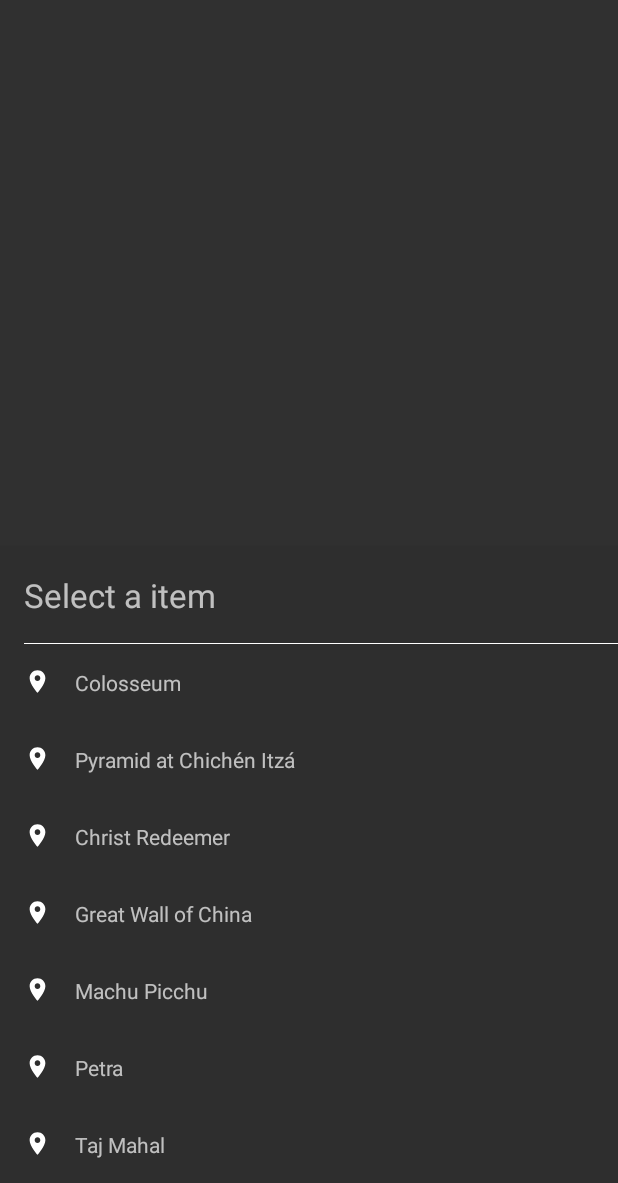
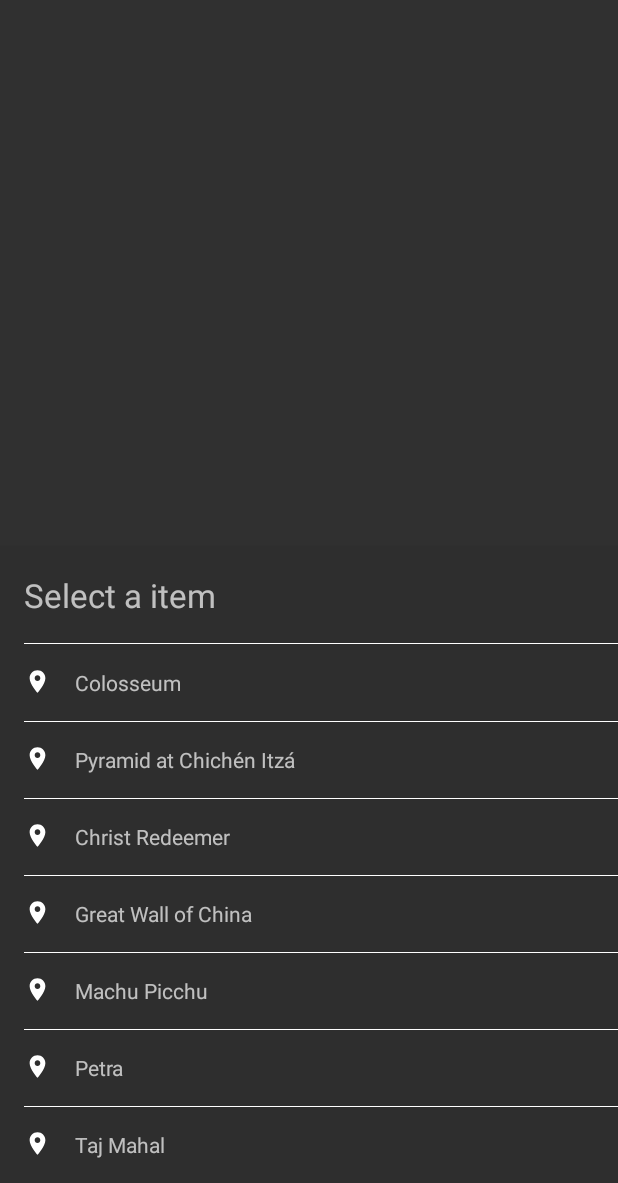
Before and after one commit to rsicarelli/supportlibraryexample, an Android app: the MapFragment screen opened directly, with no data from a screen before it, after a tap on "Select a item", on a phone screen of 412 x 824 dp, the part 53-1236 px from its top. Run offline under Robolectric (Android 15) with nearby library versions, the phone set to English and light mode, and no system bars; our stand-ins replace ButterKnife; 3 statements that could not run were skipped.

Commit message:
Add recycler view divider

```diff
--- a/app/src/main/java/br/com/rsicarelli/supportlibraryexample/map/MapFragment.java
+++ b/app/src/main/java/br/com/rsicarelli/supportlibraryexample/map/MapFragment.java
@@ -20,6 +20,7 @@ import com.google.android.gms.maps.model.LatLng;
 import com.google.android.gms.maps.model.Marker;
 import com.google.android.gms.maps.model.MarkerOptions;
 
+import br.com.rsicarelli.supportlibraryexample.presentation.DividerItemDecoration;
 import br.com.rsicarelli.supportlibraryexample.R;
 import br.com.rsicarelli.supportlibraryexample.data.WonderPlacesRepositories;
 import br.com.rsicarelli.supportlibraryexample.data.WonderPlacesServiceApiImpl;
@@ -106,6 +107,7 @@ public class MapFragment extends Fragment implements
     private void setUpBottomSheet() {
         recyclerView.setHasFixedSize(true);
         recyclerView.setLayoutManager(new LinearLayoutManager(getActivity()));
+        recyclerView.addItemDecoration(new DividerItemDecoration(getActivity(), R.drawable.item_divider));
 
         bottomSheetBehavior = BottomSheetBehavior.from(bottomSheet);
     }
--- /dev/null
+++ b/app/src/main/java/br/com/rsicarelli/supportlibraryexample/presentation/DividerItemDecoration.java
@@ -0,0 +1,36 @@
+package br.com.rsicarelli.supportlibraryexample.presentation;
+
+import android.content.Context;
+import android.graphics.Canvas;
+import android.graphics.drawable.Drawable;
+import android.support.v4.content.ContextCompat;
+import android.support.v7.widget.RecyclerView;
+import android.view.View;
+
+public class DividerItemDecoration extends RecyclerView.ItemDecoration {
+
+    private Drawable mDivider;
+
+    public DividerItemDecoration(Context context, int resId) {
+        mDivider = ContextCompat.getDrawable(context, resId);
+    }
+
+    @Override
+    public void onDraw(Canvas c, RecyclerView parent, RecyclerView.State state) {
+        int left = parent.getPaddingLeft();
+        int right = parent.getWidth() - parent.getPaddingRight();
+
+        int childCount = parent.getChildCount();
+        for (int i = 0; i < childCount; i++) {
+            View child = parent.getChildAt(i);
+
+            RecyclerView.LayoutParams params = (RecyclerView.LayoutParams) child.getLayoutParams();
+
+            int top = child.getBottom() + params.bottomMargin;
+            int bottom = top + mDivider.getIntrinsicHeight();
+
+            mDivider.setBounds(left, top, right, bottom);
+            mDivider.draw(c);
+        }
+    }
+}
--- /dev/null
+++ b/app/src/main/res/drawable/ic_location_selector.xml
@@ -0,0 +1,3 @@
+<selector xmlns:android="http://schemas.android.com/apk/res/android">
+    <item android:drawable="@drawable/ic_location" />
+</selector>
--- /dev/null
+++ b/app/src/main/res/drawable/item_divider.xml
@@ -0,0 +1,8 @@
+<inset xmlns:android="http://schemas.android.com/apk/res/android"
+    android:insetLeft="16dp">
+
+    <shape android:shape="rectangle">
+        <solid android:color="@color/primaryDayNightColor" />
+        <size android:height="1px" />
+    </shape>
+</inset>
--- a/app/src/main/res/layout/dialog_bottom_sheet.xml
+++ b/app/src/main/res/layout/dialog_bottom_sheet.xml
@@ -91,7 +91,7 @@
                         android:id="@+id/location"
                         android:layout_width="match_parent"
                         android:layout_height="wrap_content"
-                        android:drawableLeft="@drawable/ic_location"
+                        android:drawableLeft="@drawable/ic_location_selector"
                         android:drawablePadding="8dp"
                         android:gravity="center_vertical"
                         android:padding="8dp"
--- a/app/src/main/res/values/styles.xml
+++ b/app/src/main/res/values/styles.xml
@@ -16,9 +16,8 @@
         <item name="android:textColorPrimary">@android:color/white</item>
     </style>
 
-    <style name="Example.Bottom.Sheet.Dialog.Style" parent="Theme.Design.BottomSheetDialog">
+    <style name="Example.Bottom.Sheet.Dialog.Style" parent="Theme.Design.Light.BottomSheetDialog">
         <item name="android:textColorPrimary">@color/primaryDayNightColor</item>
-        <item name="android:background">@color/primaryBackgroundDayNightColor</item>
     </style>
 
 </resources>
```
Also changed, not shown: app/src/main/res/values-night/styles.xml (added, +7 -0 lines).
